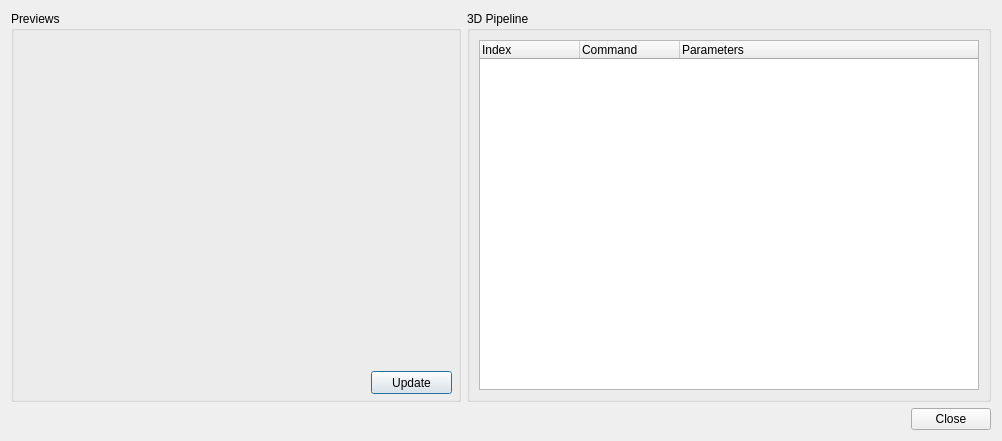
First picture: the form in src/frontend/qt_sdl/DebugTools/ThreeDRenderingViewerDialog.ui, repository jonko0493/melonDS, before the edit.
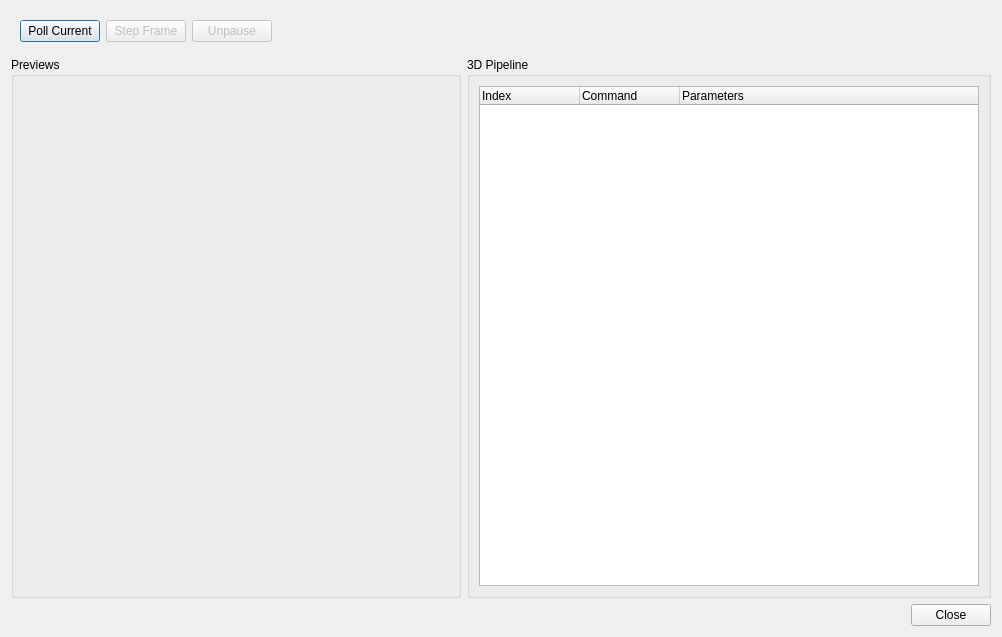
Second picture: the form after the edit.

```diff
--- a/src/frontend/qt_sdl/DebugTools/ThreeDRenderingViewerDialog.ui
+++ b/src/frontend/qt_sdl/DebugTools/ThreeDRenderingViewerDialog.ui
@@ -7,7 +7,7 @@
     <x>0</x>
     <y>0</y>
     <width>943</width>
-    <height>463</height>
+    <height>611</height>
    </rect>
   </property>
   <property name="sizePolicy">
@@ -35,6 +35,63 @@
    <property name="sizeConstraint">
     <enum>QLayout::SetFixedSize</enum>
    </property>
+   <item>
+    <widget class="QFrame" name="buttonsFrame">
+     <property name="sizePolicy">
+      <sizepolicy hsizetype="Fixed" vsizetype="Preferred">
+       <horstretch>0</horstretch>
+       <verstretch>0</verstretch>
+      </sizepolicy>
+     </property>
+     <layout class="QHBoxLayout" name="horizontalLayout_4">
+      <property name="spacing">
+       <number>6</number>
+      </property>
+      <property name="sizeConstraint">
+       <enum>QLayout::SetDefaultConstraint</enum>
+      </property>
+      <item>
+       <widget class="QPushButton" name="updateButton">
+        <property name="sizePolicy">
+         <sizepolicy hsizetype="Fixed" vsizetype="Fixed">
+          <horstretch>0</horstretch>
+          <verstretch>0</verstretch>
+         </sizepolicy>
+        </property>
+        <property name="text">
+         <string>Poll Current</string>
+        </property>
+       </widget>
+      </item>
+      <item>
+       <widget class="QPushButton" name="stepFrameButton">
+        <property name="enabled">
+         <bool>false</bool>
+        </property>
+        <property name="sizePolicy">
+         <sizepolicy hsizetype="Fixed" vsizetype="Fixed">
+          <horstretch>0</horstretch>
+          <verstretch>0</verstretch>
+         </sizepolicy>
+        </property>
+        <property name="text">
+         <string>Step Frame</string>
+        </property>
+       </widget>
+      </item>
+      <item>
+       <widget class="QPushButton" name="unpauseButton">
+        <property name="enabled">
+         <bool>false</bool>
+        </property>
+        <property name="text">
+         <string>Unpause</string>
+        </property>
+       </widget>
+      </item>
+     </layout>
+    </widget>
+   </item>
    <item>
     <layout class="QHBoxLayout" name="horizontalLayout">
      <item>
@@ -54,24 +111,11 @@
           <x>10</x>
           <y>20</y>
           <width>431</width>
-          <height>341</height>
+          <height>501</height>
          </rect>
         </property>
         <layout class="QVBoxLayout" name="previewLayout"/>
        </widget>
-       <widget class="QPushButton" name="updateButton">
-        <property name="geometry">
-         <rect>
-          <x>360</x>
-          <y>360</y>
-          <width>81</width>
-          <height>23</height>
-         </rect>
-        </property>
-        <property name="text">
-         <string>Update</string>
-        </property>
-       </widget>
       </widget>
      </item>
      <item>
@@ -85,7 +129,7 @@
           <property name="minimumSize">
            <size>
             <width>500</width>
-            <height>350</height>
+            <height>500</height>
            </size>
           </property>
           <property name="wordWrap">
```
Left out of the diff: 4 changed lines with no effect on the pictures.
